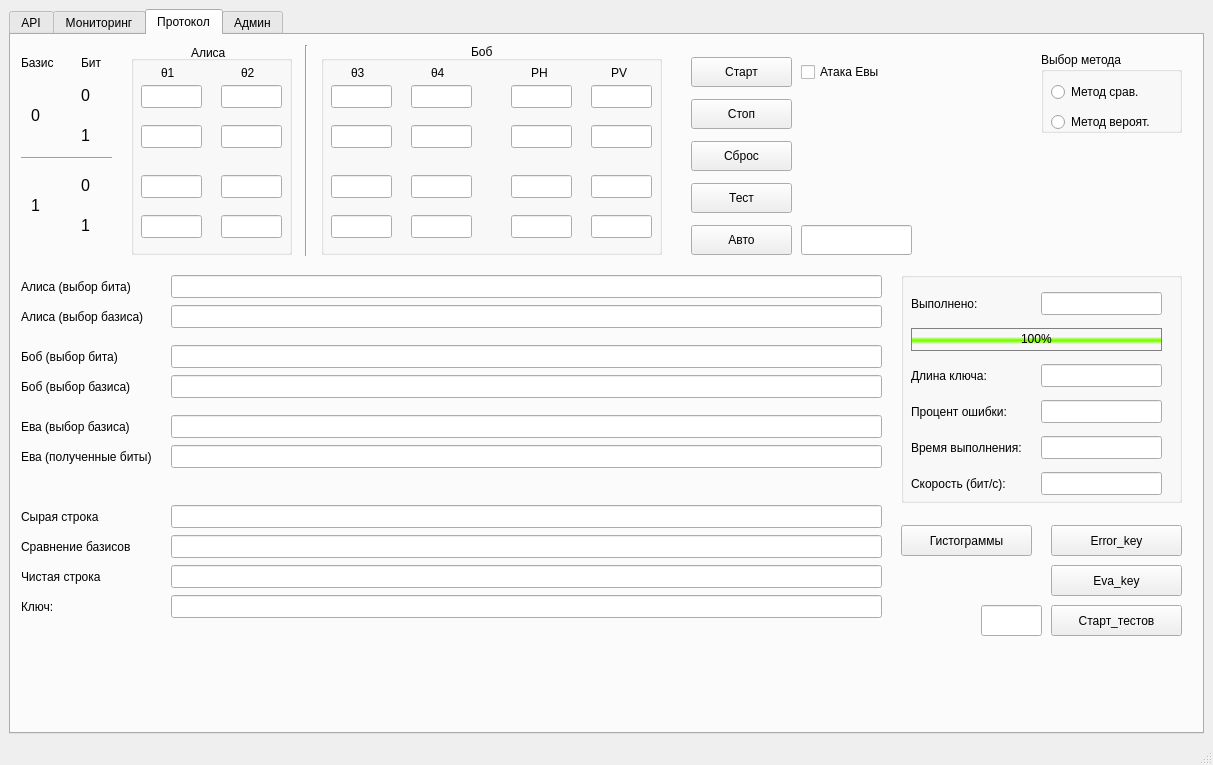
Old version of the form forms/mainwindow.ui in the repository LukArty/QKD_techPO.
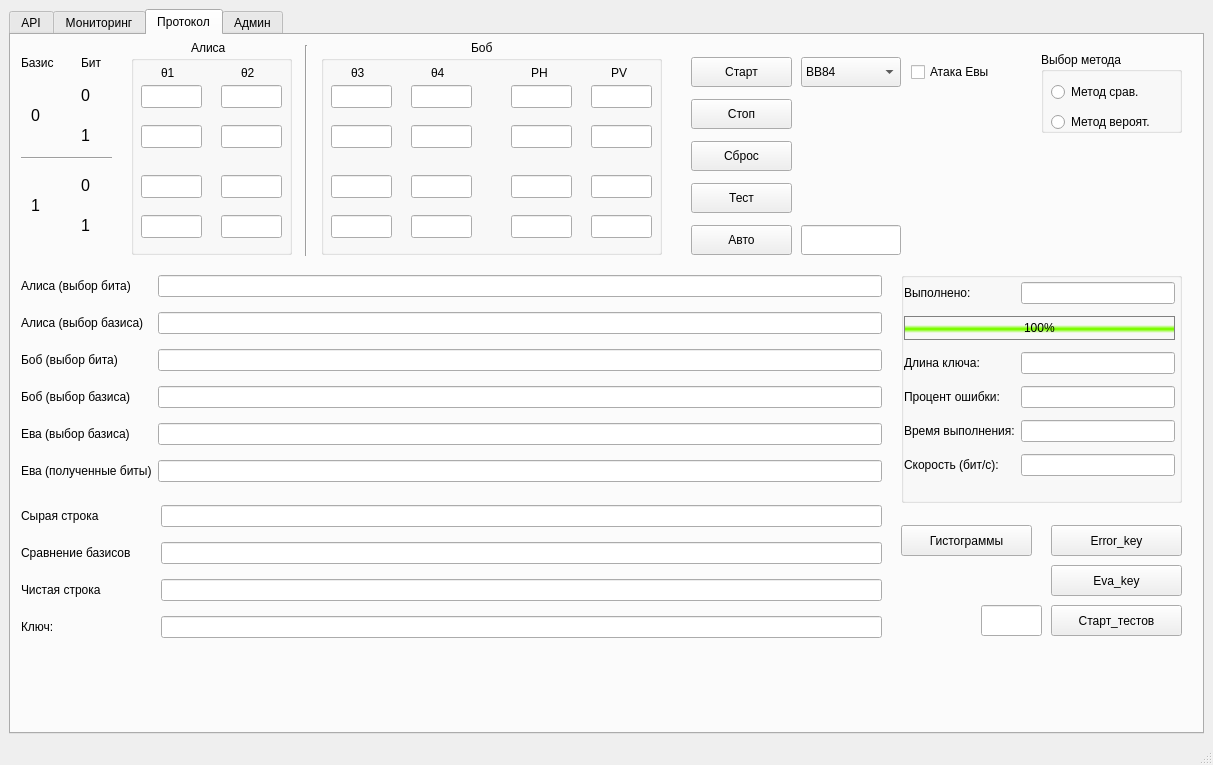
New version of the form. The open tabs and pages were chosen to show the change. Icons and pictures are not drawn. Custom widgets are drawn as their Qt base class.

What changed in the file:
```diff
--- a/forms/mainwindow.ui
+++ b/forms/mainwindow.ui
@@ -2516,7 +2516,7 @@
         <property name="geometry">
          <rect>
           <x>180</x>
-          <y>10</y>
+          <y>5</y>
           <width>41</width>
           <height>16</height>
          </rect>
@@ -2534,7 +2534,7 @@
         <property name="geometry">
          <rect>
           <x>460</x>
-          <y>9</y>
+          <y>5</y>
           <width>31</width>
           <height>16</height>
          </rect>
@@ -2574,136 +2574,6 @@
          <string>Сброс</string>
         </property>
        </widget>
-       <widget class="QLineEdit" name="AliceBit">
-        <property name="geometry">
-         <rect>
-          <x>160</x>
-          <y>240</y>
-          <width>711</width>
-          <height>23</height>
-         </rect>
-        </property>
-       </widget>
-       <widget class="QLabel" name="label_53">
-        <property name="geometry">
-         <rect>
-          <x>10</x>
-          <y>240</y>
-          <width>141</width>
-          <height>23</height>
-         </rect>
-        </property>
-        <property name="font">
-         <font>
-          <pointsize>9</pointsize>
-         </font>
-        </property>
-        <property name="text">
-         <string>Алиса (выбор бита)</string>
-        </property>
-       </widget>
-       <widget class="QLabel" name="label_54">
-        <property name="geometry">
-         <rect>
-          <x>10</x>
-          <y>270</y>
-          <width>151</width>
-          <height>23</height>
-         </rect>
-        </property>
-        <property name="font">
-         <font>
-          <pointsize>9</pointsize>
-         </font>
-        </property>
-        <property name="text">
-         <string>Алиса (выбор базиса)</string>
-        </property>
-       </widget>
-       <widget class="QLabel" name="label_55">
-        <property name="geometry">
-         <rect>
-          <x>10</x>
-          <y>310</y>
-          <width>141</width>
-          <height>23</height>
-         </rect>
-        </property>
-        <property name="font">
-         <font>
-          <pointsize>9</pointsize>
-         </font>
-        </property>
-        <property name="text">
-         <string>Боб (выбор бита)</string>
-        </property>
-       </widget>
-       <widget class="QLabel" name="label_56">
-        <property name="geometry">
-         <rect>
-          <x>10</x>
-          <y>340</y>
-          <width>141</width>
-          <height>23</height>
-         </rect>
-        </property>
-        <property name="font">
-         <font>
-          <pointsize>9</pointsize>
-         </font>
-        </property>
-        <property name="text">
-         <string>Боб (выбор базиса)</string>
-        </property>
-       </widget>
-       <widget class="QLineEdit" name="AliceBasis">
-        <property name="geometry">
-         <rect>
-          <x>160</x>
-          <y>270</y>
-          <width>711</width>
-          <height>23</height>
-         </rect>
-        </property>
-       </widget>
-       <widget class="QLineEdit" name="BobBit">
-        <property name="geometry">
-         <rect>
-          <x>160</x>
-          <y>310</y>
-          <width>711</width>
-          <height>23</height>
-         </rect>
-        </property>
-       </widget>
-       <widget class="QLineEdit" name="BobBasis">
-        <property name="geometry">
-         <rect>
-          <x>160</x>
-          <y>340</y>
-          <width>711</width>
-          <height>23</height>
-         </rect>
-        </property>
-       </widget>
-       <widget class="QLabel" name="label_59">
-        <property name="geometry">
-         <rect>
-          <x>10</x>
-          <y>470</y>
-          <width>141</width>
-          <height>23</height>
-         </rect>
-        </property>
-        <property name="font">
-         <font>
-          <pointsize>9</pointsize>
-         </font>
-        </property>
-        <property name="text">
-         <string>Сырая строка</string>
-        </property>
-       </widget>
        <widget class="QPushButton" name="Auto_Filing">
         <property name="geometry">
          <rect>
@@ -2717,62 +2587,6 @@
          <string>Авто</string>
         </property>
        </widget>
-       <widget class="QLabel" name="label_60">
-        <property name="geometry">
-         <rect>
-          <x>10</x>
-          <y>500</y>
-          <width>141</width>
-          <height>23</height>
-         </rect>
-        </property>
-        <property name="font">
-         <font>
-          <pointsize>9</pointsize>
-         </font>
-        </property>
-        <property name="text">
-         <string>Сравнение базисов</string>
-        </property>
-       </widget>
-       <widget class="QLineEdit" name="Comparison">
-        <property name="geometry">
-         <rect>
-          <x>160</x>
-          <y>500</y>
-          <width>711</width>
-          <height>23</height>
-         </rect>
-        </property>
-       </widget>
-       <widget class="QLineEdit" name="BlankLine">
-        <property name="geometry">
-         <rect>
-          <x>160</x>
-          <y>530</y>
-          <width>711</width>
-          <height>23</height>
-         </rect>
-        </property>
-       </widget>
-       <widget class="QLabel" name="label_61">
-        <property name="geometry">
-         <rect>
-          <x>10</x>
-          <y>530</y>
-          <width>141</width>
-          <height>23</height>
-         </rect>
-        </property>
-        <property name="font">
-         <font>
-          <pointsize>9</pointsize>
-         </font>
-        </property>
-        <property name="text">
-         <string>Чистая строка</string>
-        </property>
-       </widget>
        <widget class="QGroupBox" name="groupBox_8">
         <property name="geometry">
          <rect>
@@ -2785,147 +2599,38 @@
         <property name="title">
          <string/>
         </property>
-        <widget class="QLineEdit" name="Time">
+        <widget class="QWidget" name="layoutWidget">
          <property name="geometry">
           <rect>
-           <x>140</x>
-           <y>164</y>
-           <width>121</width>
-           <height>23</height>
+           <x>3</x>
+           <y>10</y>
+           <width>271</width>
+           <height>232</height>
           </rect>
          </property>
-        </widget>
-        <widget class="QLabel" name="label_64">
-         <property name="geometry">
-          <rect>
-           <x>10</x>
-           <y>164</y>
-           <width>141</width>
-           <height>23</height>
-          </rect>
-         </property>
-         <property name="font">
-          <font>
-           <pointsize>9</pointsize>
-          </font>
-         </property>
-         <property name="text">
-          <string>Время выполнения:</string>
-         </property>
-        </widget>
-        <widget class="QLabel" name="label_65">
-         <property name="geometry">
-          <rect>
-           <x>10</x>
-           <y>200</y>
-           <width>141</width>
-           <height>23</height>
-          </rect>
-         </property>
-         <property name="font">
-          <font>
-           <pointsize>9</pointsize>
-          </font>
-         </property>
-         <property name="text">
-          <string>Скорость (бит/с):</string>
-         </property>
-        </widget>
-        <widget class="QLineEdit" name="Speed">
-         <property name="geometry">
-          <rect>
-           <x>140</x>
-           <y>200</y>
-           <width>121</width>
-           <height>23</height>
-          </rect>
-         </property>
-        </widget>
-        <widget class="QLabel" name="label_66">
-         <property name="geometry">
-          <rect>
-           <x>10</x>
-           <y>92</y>
-           <width>101</width>
-           <height>23</height>
-          </rect>
-         </property>
-         <property name="font">
-          <font>
-           <pointsize>9</pointsize>
-          </font>
-         </property>
-         <property name="text">
-          <string>Длина ключа:</string>
-         </property>
-        </widget>
-        <widget class="QLineEdit" name="LengthKey">
-         <property name="geometry">
-          <rect>
-           <x>140</x>
-           <y>92</y>
-           <width>121</width>
-           <height>23</height>
-          </rect>
-         </property>
-        </widget>
-        <widget class="QLabel" name="label_67">
-         <property name="geometry">
-          <rect>
-           <x>10</x>
-           <y>20</y>
-           <width>101</width>
-           <height>23</height>
-          </rect>
-         </property>
-         <property name="font">
-          <font>
-           <pointsize>9</pointsize>
-          </font>
-         </property>
-         <property name="text">
-          <string>Выполнено:</string>
-         </property>
-        </widget>
-        <widget class="QLineEdit" name="error_pr">
-         <property name="geometry">
-          <rect>
-           <x>140</x>
-           <y>128</y>
-           <width>121</width>
-           <height>23</height>
-          </rect>
-         </property>
-        </widget>
-        <widget class="QLabel" name="label_68">
-         <property name="geometry">
-          <rect>
-           <x>10</x>
-           <y>128</y>
-           <width>121</width>
-           <height>23</height>
-          </rect>
-         </property>
-         <property name="font">
-          <font>
-           <pointsize>9</pointsize>
-          </font>
-         </property>
-         <property name="text">
-          <string>Процент ошибки:</string>
-         </property>
-        </widget>
-        <widget class="QProgressBar" name="progressBar">
-         <property name="geometry">
-          <rect>
-           <x>10</x>
-           <y>56</y>
-           <width>251</width>
-           <height>23</height>
-          </rect>
-         </property>
-         <property name="styleSheet">
-          <string notr="true">QProgressBar {
+         <layout class="QFormLayout" name="formLayout_3">
+          <property name="verticalSpacing">
+           <number>12</number>
+          </property>
+          <item row="0" column="0">
+           <widget class="QLabel" name="label_67">
+            <property name="font">
+             <font>
+              <pointsize>9</pointsize>
+             </font>
+            </property>
+            <property name="text">
+             <string>Выполнено:</string>
+            </property>
+           </widget>
+          </item>
+          <item row="0" column="1">
+           <widget class="QLineEdit" name="Progress"/>
+          </item>
+          <item row="1" column="0" colspan="2">
+           <widget class="QProgressBar" name="progressBar">
+            <property name="styleSheet">
+             <string notr="true">QProgressBar {
 	border: 1px solid grey;
 	background-color: rgba(0, 0, 0, 0);
 	text-align: center;
@@ -2938,20 +2643,73 @@
 
 
 </string>
-         </property>
-         <property name="value">
-          <number>100</number>
-         </property>
-        </widget>
-        <widget class="QLineEdit" name="Progress">
-         <property name="geometry">
-          <rect>
-           <x>140</x>
-           <y>20</y>
-           <width>121</width>
-           <height>23</height>
-          </rect>
-         </property>
+            </property>
+            <property name="value">
+             <number>100</number>
+            </property>
+           </widget>
+          </item>
+          <item row="2" column="0">
+           <widget class="QLabel" name="label_66">
+            <property name="font">
+             <font>
+              <pointsize>9</pointsize>
+             </font>
+            </property>
+            <property name="text">
+             <string>Длина ключа:</string>
+            </property>
+           </widget>
+          </item>
+          <item row="2" column="1">
+           <widget class="QLineEdit" name="LengthKey"/>
+          </item>
+          <item row="3" column="0">
+           <widget class="QLabel" name="label_68">
+            <property name="font">
+             <font>
+              <pointsize>9</pointsize>
+             </font>
+            </property>
+            <property name="text">
+             <string>Процент ошибки:</string>
+            </property>
+           </widget>
+          </item>
+          <item row="3" column="1">
+           <widget class="QLineEdit" name="error_pr"/>
+          </item>
+          <item row="4" column="0">
+           <widget class="QLabel" name="label_64">
+            <property name="font">
+             <font>
+              <pointsize>9</pointsize>
+             </font>
+            </property>
+            <property name="text">
+             <string>Время выполнения:</string>
+            </property>
+           </widget>
+          </item>
+          <item row="4" column="1">
+           <widget class="QLineEdit" name="Time"/>
+          </item>
+          <item row="5" column="0">
+           <widget class="QLabel" name="label_65">
+            <property name="font">
+             <font>
+              <pointsize>9</pointsize>
+             </font>
+            </property>
+            <property name="text">
+             <string>Скорость (бит/с):</string>
+            </property>
+           </widget>
+          </item>
+          <item row="5" column="1">
+           <widget class="QLineEdit" name="Speed"/>
+          </item>
+         </layout>
         </widget>
        </widget>
        <widget class="QPushButton" name="TestLine">
@@ -2972,7 +2730,7 @@
          <rect>
           <x>790</x>
           <y>190</y>
-          <width>111</width>
+          <width>100</width>
           <height>30</height>
          </rect>
         </property>
@@ -2980,56 +2738,10 @@
          <number>5</number>
         </property>
        </widget>
-       <widget class="QLabel" name="label_62">
-        <property name="geometry">
-         <rect>
-          <x>10</x>
-          <y>560</y>
-          <width>41</width>
-          <height>23</height>
-         </rect>
-        </property>
-        <property name="font">
-         <font>
-          <pointsize>9</pointsize>
-         </font>
-        </property>
-        <property name="text">
-         <string>Ключ:</string>
-        </property>
-       </widget>
-       <widget class="QLineEdit" name="EvaBasis">
-        <property name="geometry">
-         <rect>
-          <x>160</x>
-          <y>380</y>
-          <width>711</width>
-          <height>23</height>
-         </rect>
-        </property>
-       </widget>
-       <widget class="QLabel" name="label_96">
-        <property name="geometry">
-         <rect>
-          <x>10</x>
-          <y>380</y>
-          <width>141</width>
-          <height>23</height>
-         </rect>
-        </property>
-        <property name="font">
-         <font>
-          <pointsize>9</pointsize>
-         </font>
-        </property>
-        <property name="text">
-         <string>Ева (выбор базиса)</string>
-        </property>
-       </widget>
        <widget class="QCheckBox" name="Evacheck">
         <property name="geometry">
          <rect>
-          <x>790</x>
+          <x>900</x>
           <y>22</y>
           <width>101</width>
           <height>30</height>
@@ -3044,34 +2756,6 @@
          <string>Атака Евы</string>
         </property>
        </widget>
-       <widget class="QLineEdit" name="EvaBit">
-        <property name="geometry">
-         <rect>
-          <x>160</x>
-          <y>410</y>
-          <width>711</width>
-          <height>23</height>
-         </rect>
-        </property>
-       </widget>
-       <widget class="QLabel" name="label_95">
-        <property name="geometry">
-         <rect>
-          <x>10</x>
-          <y>410</y>
-          <width>141</width>
-          <height>23</height>
-         </rect>
-        </property>
-        <property name="font">
-         <font>
-          <pointsize>9</pointsize>
-         </font>
-        </property>
-        <property name="text">
-         <string>Ева (полученные биты)</string>
-        </property>
-       </widget>
        <widget class="QPushButton" name="Protocol_test">
         <property name="geometry">
          <rect>
@@ -3163,26 +2847,6 @@
          <string>Гистограммы</string>
         </property>
        </widget>
-       <widget class="QLineEdit" name="RawLine">
-        <property name="geometry">
-         <rect>
-          <x>160</x>
-          <y>470</y>
-          <width>711</width>
-          <height>23</height>
-         </rect>
-        </property>
-       </widget>
-       <widget class="QLineEdit" name="key">
-        <property name="geometry">
-         <rect>
-          <x>160</x>
-          <y>560</y>
-          <width>711</width>
-          <height>23</height>
-         </rect>
-        </property>
-       </widget>
        <widget class="QPushButton" name="Stop_protocol">
         <property name="geometry">
          <rect>
@@ -3206,6 +2870,214 @@
          </rect>
         </property>
        </widget>
+       <widget class="QComboBox" name="protocol_name">
+        <property name="geometry">
+         <rect>
+          <x>790</x>
+          <y>22</y>
+          <width>100</width>
+          <height>30</height>
+         </rect>
+        </property>
+        <item>
+         <property name="text">
+          <string>BB84</string>
+         </property>
+        </item>
+        <item>
+         <property name="text">
+          <string>B92</string>
+         </property>
+        </item>
+        <item>
+         <property name="text">
+          <string>ГОКС</string>
+         </property>
+        </item>
+       </widget>
+       <widget class="QWidget" name="layoutWidget">
+        <property name="geometry">
+         <rect>
+          <x>10</x>
+          <y>240</y>
+          <width>861</width>
+          <height>270</height>
+         </rect>
+        </property>
+        <layout class="QFormLayout" name="formLayout">
+         <property name="verticalSpacing">
+          <number>15</number>
+         </property>
+         <item row="0" column="0">
+          <widget class="QLabel" name="label_53">
+           <property name="font">
+            <font>
+             <pointsize>9</pointsize>
+            </font>
+           </property>
+           <property name="text">
+            <string>Алиса (выбор бита)</string>
+           </property>
+          </widget>
+         </item>
+         <item row="0" column="1">
+          <widget class="QLineEdit" name="AliceBit"/>
+         </item>
+         <item row="1" column="0">
+          <widget class="QLabel" name="label_54">
+           <property name="font">
+            <font>
+             <pointsize>9</pointsize>
+            </font>
+           </property>
+           <property name="text">
+            <string>Алиса (выбор базиса)</string>
+           </property>
+          </widget>
+         </item>
+         <item row="1" column="1">
+          <widget class="QLineEdit" name="AliceBasis"/>
+         </item>
+         <item row="2" column="0">
+          <widget class="QLabel" name="label_55">
+           <property name="font">
+            <font>
+             <pointsize>9</pointsize>
+            </font>
+           </property>
+           <property name="text">
+            <string>Боб (выбор бита)</string>
+           </property>
+          </widget>
+         </item>
+         <item row="2" column="1">
+          <widget class="QLineEdit" name="BobBit"/>
+         </item>
+         <item row="3" column="0">
+          <widget class="QLabel" name="label_56">
+           <property name="font">
+            <font>
+             <pointsize>9</pointsize>
+            </font>
+           </property>
+           <property name="text">
+            <string>Боб (выбор базиса)</string>
+           </property>
+          </widget>
+         </item>
+         <item row="3" column="1">
+          <widget class="QLineEdit" name="BobBasis"/>
+         </item>
+         <item row="4" column="0">
+          <widget class="QLabel" name="label_96">
+           <property name="font">
+            <font>
+             <pointsize>9</pointsize>
+            </font>
+           </property>
+           <property name="text">
+            <string>Ева (выбор базиса)</string>
+           </property>
+          </widget>
+         </item>
+         <item row="4" column="1">
+          <widget class="QLineEdit" name="EvaBasis"/>
+         </item>
+         <item row="5" column="0">
+          <widget class="QLabel" name="label_95">
+           <property name="font">
+            <font>
+             <pointsize>9</pointsize>
+            </font>
+           </property>
+           <property name="text">
+            <string>Ева (полученные биты)</string>
+           </property>
+          </widget>
+         </item>
+         <item row="5" column="1">
+          <widget class="QLineEdit" name="EvaBit"/>
+         </item>
+        </layout>
+       </widget>
+       <widget class="QWidget" name="layoutWidget">
+        <property name="geometry">
+         <rect>
+          <x>10</x>
+          <y>470</y>
+          <width>861</width>
+          <height>159</height>
+         </rect>
+        </property>
+        <layout class="QFormLayout" name="formLayout_2">
+         <property name="horizontalSpacing">
+          <number>30</number>
+         </property>
+         <property name="verticalSpacing">
+          <number>15</number>
+         </property>
+         <item row="0" column="0">
+          <widget class="QLabel" name="label_59">
+           <property name="font">
+            <font>
+             <pointsize>9</pointsize>
+            </font>
+           </property>
+           <property name="text">
+            <string>Сырая строка</string>
+           </property>
+          </widget>
+         </item>
+         <item row="0" column="1">
+          <widget class="QLineEdit" name="RawLine"/>
+         </item>
+         <item row="1" column="0">
+          <widget class="QLabel" name="label_60">
+           <property name="font">
+            <font>
+             <pointsize>9</pointsize>
+            </font>
+           </property>
+           <property name="text">
+            <string>Сравнение базисов</string>
+           </property>
+          </widget>
+         </item>
+         <item row="1" column="1">
+          <widget class="QLineEdit" name="Comparison"/>
+         </item>
+         <item row="2" column="0">
+          <widget class="QLabel" name="label_61">
+           <property name="font">
+            <font>
+             <pointsize>9</pointsize>
+            </font>
+           </property>
+           <property name="text">
+            <string>Чистая строка</string>
+           </property>
+          </widget>
+         </item>
+         <item row="2" column="1">
+          <widget class="QLineEdit" name="BlankLine"/>
+         </item>
+         <item row="3" column="0">
+          <widget class="QLabel" name="label_62">
+           <property name="font">
+            <font>
+             <pointsize>9</pointsize>
+            </font>
+           </property>
+           <property name="text">
+            <string>Ключ:</string>
+           </property>
+          </widget>
+         </item>
+         <item row="3" column="1">
+          <widget class="QLineEdit" name="key"/>
+         </item>
+        </layout>
+       </widget>
       </widget>
       <widget class="QWidget" name="tab_4">
        <attribute name="title">
```
